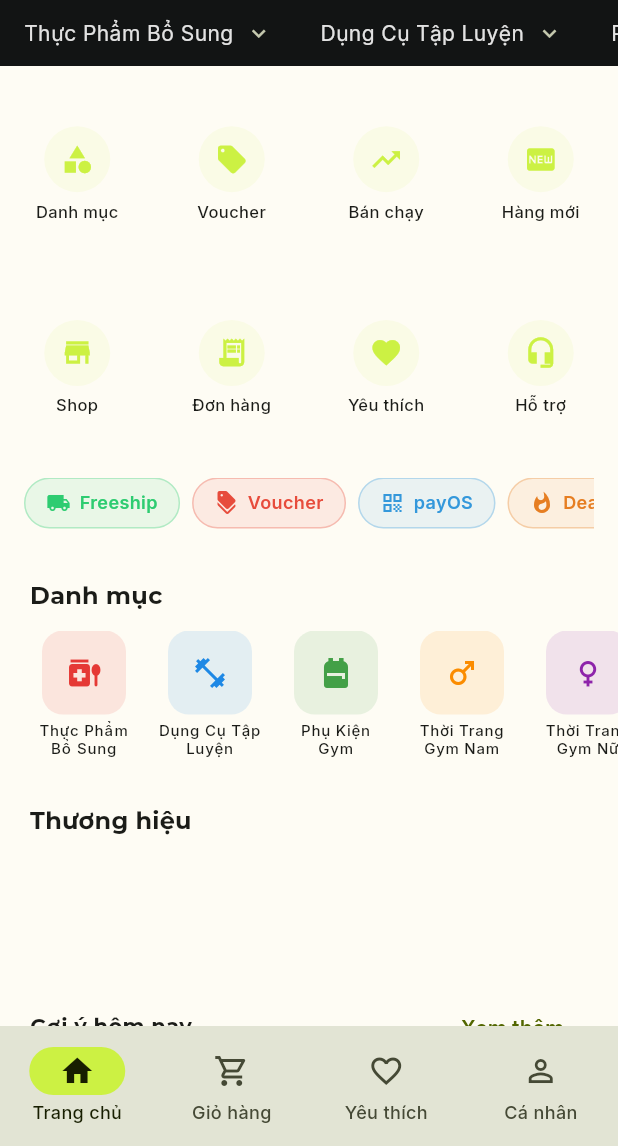
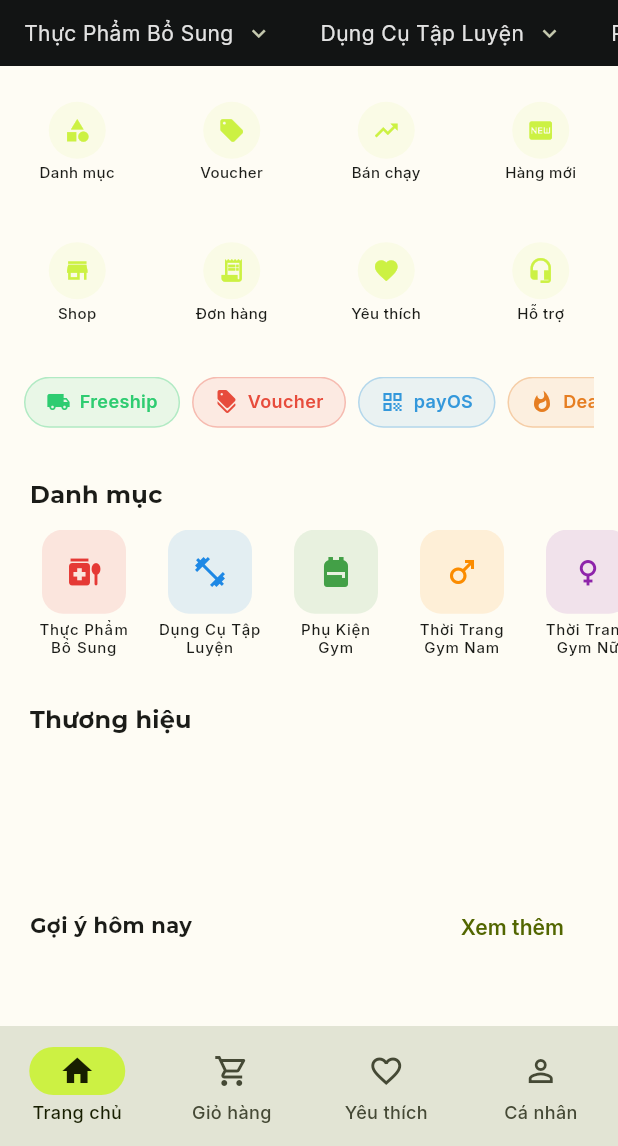
Before and after one commit to LeThanhNguyen-dev/GymFit, a Flutter app: the HomeScreen screen opened by its route, on a phone screen of 412 x 824 dp, the part 90-1236 px from its top. Run offline on Flutter 3.47's test engine with Material 3 defaults, Android fonts, the phone set to English and light mode, and no system bars; our stand-ins replace app_links, cached_network_image, connectivity_plus, flutter_rating_bar, flutter_riverpod, go_router and 7 more; accounts and stored records are empty.

Commit message:
update ui2

```diff
--- a/lib/features/home/presentation/widgets/shortcut_grid.dart
+++ b/lib/features/home/presentation/widgets/shortcut_grid.dart
@@ -27,9 +27,9 @@ class ShortcutGrid extends StatelessWidget {
         physics: const NeverScrollableScrollPhysics(),
         gridDelegate: const SliverGridDelegateWithFixedCrossAxisCount(
           crossAxisCount: 4,
-          mainAxisSpacing: 8,
+          mainAxisSpacing: 4,
           crossAxisSpacing: 0,
-          childAspectRatio: 0.85,
+          childAspectRatio: 1.15,
         ),
         itemCount: _items.length,
         itemBuilder: (_, i) {
@@ -37,18 +37,20 @@ class ShortcutGrid extends StatelessWidget {
           return GestureDetector(
             onTap: () => context.push(item.route),
             child: Column(
-              mainAxisAlignment: MainAxisAlignment.center,
+              mainAxisAlignment: MainAxisAlignment.start,
               children: [
+                const Spacer(flex: 1),
                 Container(
-                  width: 44, height: 44,
+                  width: 38, height: 38,
                   decoration: BoxDecoration(
                     color: AppColors.primary.withValues(alpha: 0.08),
                     shape: BoxShape.circle,
                   ),
-                  child: Icon(item.icon, color: AppColors.primary, size: 22),
+                  child: Icon(item.icon, color: AppColors.primary, size: 18),
                 ),
-                const SizedBox(height: 6),
-                Text(item.label, style: AppTextStyles.labelSmall.copyWith(fontSize: 11), textAlign: TextAlign.center, overflow: TextOverflow.ellipsis),
+                const SizedBox(height: 3),
+                Text(item.label, style: AppTextStyles.labelSmall.copyWith(fontSize: 10), textAlign: TextAlign.center, overflow: TextOverflow.ellipsis),
+                const Spacer(flex: 2),
               ],
             ),
           );
```
Also changed, not shown: lib/features/cart/presentation/screens/cart_screen.dart (+28 -16 lines), lib/features/home/presentation/widgets/banner_carousel.dart (+4 -5 lines).
